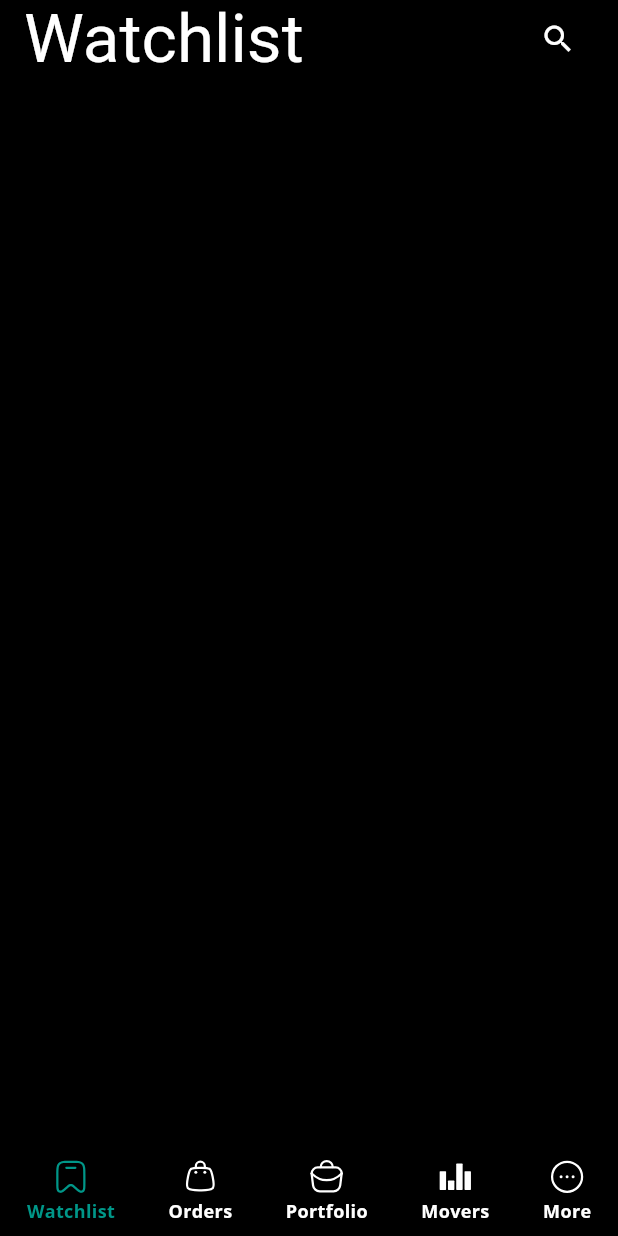
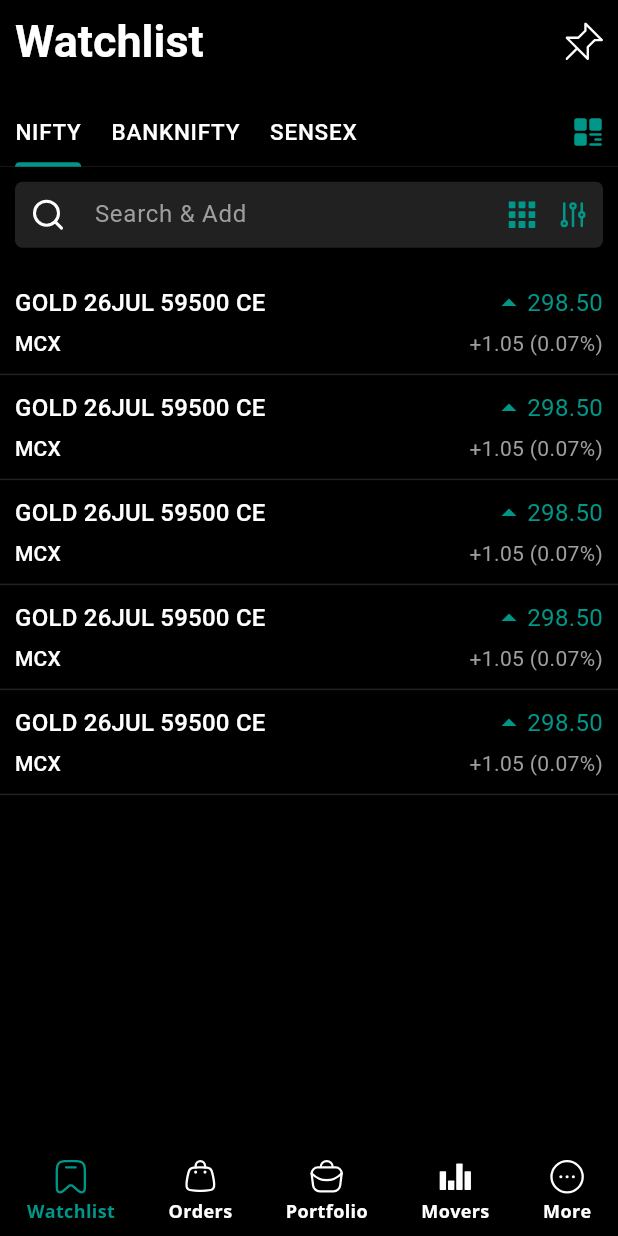
Before and after one commit to Shelvin46/iouring_task, a Flutter app: the screen it shows after launch, on a phone screen of 412 x 824 dp. Run offline on Flutter 3.47's test engine with Material 3 defaults, Android fonts, the phone set to English and light mode, and no system bars; our stand-ins replace awesome_extensions, flutter_svg, google_fonts, page_transition.

Commit message:
completed the Ui

```diff
--- a/lib/core/constants/text_style_constants.dart
+++ b/lib/core/constants/text_style_constants.dart
@@ -6,6 +6,9 @@ class TextStyleConstants {
   // main heading text style
   static const displayLargeTextStyle =
       TextStyle(fontSize: 40, fontWeight: FontWeight.bold);
+  // medium heading text style
+  static const displayMediumTextStyle =
+      TextStyle(fontSize: 30, fontWeight: FontWeight.bold);
   // sub heading text style
   static var displaySmallTextStyle = TextStyle(
     fontSize: 20,
@@ -16,7 +19,7 @@ class TextStyleConstants {
       GoogleFonts.roboto(fontWeight: FontWeight.w600).fontFamily;
   // label small or hint  text style
   static var labelSmallTextStyle = TextStyle(
-    fontSize: 12,
+    fontSize: 15,
     fontFamily: GoogleFonts.roboto(fontWeight: FontWeight.w600).fontFamily,
   );
 }
--- a/lib/features/base_screen/presentation/screens/base_screen.dart
+++ b/lib/features/base_screen/presentation/screens/base_screen.dart
@@ -142,7 +142,7 @@ class CustomSvgPicture extends StatelessWidget {
               Theme.of(context).colorScheme.onPrimary,
               BlendMode.srcIn,
             ),
-      fit: BoxFit.scaleDown,
+      fit: BoxFit.fill,
     );
   }
 }
--- /dev/null
+++ b/lib/features/search/screens/search_screen.dart
@@ -0,0 +1,42 @@
+import 'package:flutter/material.dart';
+import 'package:iouring_task/features/widgets/custom_text_form_field.dart';
+
+///[SearchScreen] is a stateful widget which returns a [Scaffold] widget.
+///It is the screen which contains the search bar.
+class SearchScreen extends StatefulWidget {
+  const SearchScreen({super.key});
+
+  @override
+  State<SearchScreen> createState() => _SearchScreenState();
+}
+
+class _SearchScreenState extends State<SearchScreen> {
+  late FocusNode _focusNode;
+
+  @override
+  void initState() {
+    _focusNode = FocusNode();
+    super.initState();
+  }
+
+  @override
+  void dispose() {
+    _focusNode.dispose();
+    super.dispose();
+  }
+
+  @override
+  Widget build(BuildContext context) {
+    return Scaffold(
+        body: SafeArea(
+      child: Column(
+        children: [
+          CustomTextFormField(
+            focusNode: _focusNode,
+            readOnly: false,
+          ),
+        ],
+      ),
+    ));
+  }
+}
--- a/lib/features/watchlist/presentation/screens/watch_list_screen.dart
+++ b/lib/features/watchlist/presentation/screens/watch_list_screen.dart
@@ -1,7 +1,18 @@
 import 'package:awesome_extensions/awesome_extensions.dart';
 import 'package:flutter/material.dart';
-import 'package:flutter/widgets.dart';
+import 'package:iouring_task/core/constants/color_constants.dart';
+import 'package:iouring_task/features/base_screen/presentation/screens/base_screen.dart';
+import 'package:iouring_task/features/search/screens/search_screen.dart';
+import 'package:iouring_task/features/watchlist/presentation/screens/widgets/watch_list_item_widget.dart';
+import 'package:iouring_task/features/watchlist/presentation/screens/widgets/watch_list_screen_title.dart';
+import 'package:iouring_task/features/widgets/custom_text_form_field.dart';
 
+///[WatchListScreen] is a stateful widget which returns a [Scaffold] widget.
+///It is the screen which contains the watchlist of the user.
+///It contains a search bar and a list of watchlist items.
+///It also contains a tab bar to switch between different watchlists.
+///It also contains a button to navigate to the search screen.
+///
 class WatchListScreen extends StatefulWidget {
   const WatchListScreen({super.key});
 
@@ -9,29 +20,117 @@ class WatchListScreen extends StatefulWidget {
   State<WatchListScreen> createState() => _WatchListScreenState();
 }
 
-class _WatchListScreenState extends State<WatchListScreen> {
+class _WatchListScreenState extends State<WatchListScreen>
+    with SingleTickerProviderStateMixin {
+  late TabController _tabController;
+  late FocusNode _focusNode;
+
+  @override
+  void initState() {
+    _tabController = TabController(length: 3, vsync: this);
+    _focusNode = FocusNode();
+    super.initState();
+  }
+
+  @override
+  void dispose() {
+    _tabController.dispose();
+    _focusNode.dispose();
+    super.dispose();
+  }
+
   @override
   Widget build(BuildContext context) {
     return Scaffold(
         body: SafeArea(
       child: Column(
         children: [
-          Container(
-              child: Row(
-            mainAxisAlignment: MainAxisAlignment.spaceBetween,
+          const WatchListScreenTitle(),
+          10.heightBox,
+          Stack(
+            alignment: Alignment.center,
             children: [
-              Text(
-                "Watchlist",
-                style: context.textTheme.displayMedium,
+              ///[TabBar] is a widget which contains tabs.
+              ///It is used to switch between different tabs.
+              Align(
+                alignment: Alignment.centerLeft,
+                child: TabBar(
+                  labelStyle: Theme.of(context).textTheme.labelSmall,
+                  controller: _tabController,
+                  dividerColor: Colors.grey[500],
+                  tabAlignment: TabAlignment.start,
+                  labelPadding: const EdgeInsets.only(right: 10, left: 10),
+                  isScrollable: true,
+                  dividerHeight: 0.1,
+                  indicatorWeight: 0.1,
+                  tabs: const [
+                    Tab(
+                      text: "NIFTY",
+                    ),
+                    Tab(
+                      text: "BANKNIFTY",
+                    ),
+                    Tab(
+                      text: "SENSEX",
+                    ),
+                  ],
+                ),
               ),
-              IconButton(
-                onPressed: () {},
-                icon: const Icon(Icons.search),
-              )
+              const Align(
+                alignment: Alignment.centerRight,
+                child: CustomSvgPicture(
+                  imagePath:
+                      "assets/features/watch_list_screen/more-app-svgrepo-com (1).svg",
+                  width: 20,
+                  height: 20,
+                  color: ColorConstants.primaryTealColor,
+                ),
+              ).paddingOnly(right: 10),
             ],
-          ))
+          ),
+
+          ///[TabBarView] is a widget which contains the views of the tabs.
+          Expanded(
+            child: TabBarView(
+              controller: _tabController,
+              children: [
+                Column(
+                  children: [
+                    10.heightBox,
+                    // [CustomTextFormField] is a custom widget which contains a text field.
+                    // When the user taps on the text field, it navigates to the search screen.
+                    GestureDetector(
+                        onTap: () {
+                          _focusNode.requestFocus();
+                          Navigator.push(
+                              context,
+                              MaterialPageRoute(
+                                  builder: (context) => const SearchScreen()));
+                        },
+                        child: CustomTextFormField(focusNode: _focusNode)),
+                    15.heightBox,
+
+                    ///[ListView.builder] is a widget which contains a list of items.
+                    ListView.builder(
+                      itemCount: 5,
+                      shrinkWrap: true,
+                      itemBuilder: (context, index) {
+                        return const WatchListItemWidgets();
+                      },
+                    ),
+                  ],
+                ),
+                const Center(
+                  child: Text("Crypto"),
+                ),
+                const Center(
+                  child: Text("Commodities"),
+                ),
+              ],
+            ),
+          )
         ],
-      ).paddingSymmetric(horizontal: 16),
+      ),
     ));
   }
 }
--- /dev/null
+++ b/lib/features/watchlist/presentation/screens/widgets/watch_list_item_widget.dart
@@ -0,0 +1,83 @@
+import 'package:awesome_extensions/awesome_extensions.dart';
+import 'package:flutter/material.dart';
+import 'package:iouring_task/core/constants/color_constants.dart';
+
+///[WatchListItemWidgets] is a stateless widget which returns a [Column] widget.
+///It is a custom widget which contains the watchlist item details.
+class WatchListItemWidgets extends StatelessWidget {
+  const WatchListItemWidgets({
+    super.key,
+  });
+
+  @override
+  Widget build(BuildContext context) {
+    return Column(
+      children: [
+        Container(
+          margin: const EdgeInsets.symmetric(horizontal: 10, vertical: 10),
+          child: Column(
+            crossAxisAlignment: CrossAxisAlignment.start,
+            children: [
+              Row(
+                crossAxisAlignment: CrossAxisAlignment.end,
+                children: [
+                  Expanded(
+                    flex: 3,
+                    child: Text(
+                      "GOLD 26JUL 59500 CE",
+                      maxLines: 1,
+                      overflow: TextOverflow.ellipsis,
+                      style: Theme.of(context).textTheme.titleMedium,
+                    ),
+                  ),
+                  const Spacer(),
+                  const Row(
+                    children: [
+                      Icon(
+                        Icons.arrow_drop_up,
+                        color: ColorConstants.primaryTealColor,
+                      ),
+                      Text(
+                        "298.50",
+                        style: TextStyle(
+                          color: ColorConstants.primaryTealColor,
+                          fontSize: 16,
+                        ),
+                      ),
+                    ],
+                  ),
+                ],
+              ),
+              5.heightBox,
+              Row(
+                crossAxisAlignment: CrossAxisAlignment.end,
+                children: [
+                  Expanded(
+                    flex: 3,
+                    child: Text(
+                      "MCX",
+                      style: Theme.of(context).textTheme.labelLarge,
+                    ),
+                  ),
+                  const Spacer(),
+                  Text(
+                    "+1.05 (0.07%)",
+                    style: TextStyle(
+                      color: Colors.grey[500],
+                      fontSize: 14,
+                    ),
+                  ),
+                ],
+              ),
+            ],
+          ),
+        ),
+        // custom divider
+        Container(
+          height: 1,
+          color: Colors.grey[900],
+        )
+      ],
+    );
+  }
+}
--- /dev/null
+++ b/lib/features/watchlist/presentation/screens/widgets/watch_list_screen_title.dart
@@ -0,0 +1,32 @@
+import 'package:awesome_extensions/awesome_extensions.dart';
+import 'package:flutter/material.dart';
+import 'package:iouring_task/features/base_screen/presentation/screens/base_screen.dart';
+
+///[WatchListScreenTitle] is a stateless widget which returns a [Container] widget.
+///It is a custom title widget which contains the title of the screen and a pin icon.
+class WatchListScreenTitle extends StatelessWidget {
+  const WatchListScreenTitle({
+    super.key,
+  });
+
+  @override
+  Widget build(BuildContext context) {
+    return Container(
+        margin: const EdgeInsets.symmetric(horizontal: 10, vertical: 10),
+        child: Row(
+          mainAxisAlignment: MainAxisAlignment.spaceBetween,
+          children: [
+            Text(
+              "Watchlist",
+              style: context.textTheme.displayMedium,
+            ),
+            const CustomSvgPicture(
+              imagePath:
+                  "assets/features/watch_list_screen/pin-svgrepo-com.svg",
+              width: 25,
+              height: 25,
+            )
+          ],
+        ));
+  }
+}
--- /dev/null
+++ b/lib/features/widgets/custom_text_form_field.dart
@@ -0,0 +1,84 @@
+import 'dart:io';
+
+import 'package:awesome_extensions/awesome_extensions.dart';
+import 'package:flutter/material.dart';
+import 'package:iouring_task/core/constants/color_constants.dart';
+import 'package:iouring_task/features/base_screen/presentation/screens/base_screen.dart';
+
+///[CustomTextFormField] is a stateless widget which returns a [Container] widget.
+///It is a custom text form field which contains a search icon, a text form field and two icons.
+///It is used to search and add items.
+class CustomTextFormField extends StatelessWidget {
+  const CustomTextFormField({
+    super.key,
+    required FocusNode focusNode,
+    this.readOnly = true,
+  }) : _focusNode = focusNode;
+
+  final FocusNode _focusNode;
+  final bool readOnly;
+
+  @override
+  Widget build(BuildContext context) {
+    return Container(
+      margin: const EdgeInsets.symmetric(horizontal: 10),
+      padding: const EdgeInsets.symmetric(
+        horizontal: 10,
+        vertical: 10,
+      ),
+      decoration: BoxDecoration(
+        color: Colors.grey[900],
+        borderRadius: BorderRadius.circular(5),
+      ),
+      child: Row(
+        children: [
+          const CustomSvgPicture(
+              imagePath:
+                  "assets/features/watch_list_screen/search-alt-svgrepo-com.svg",
+              height: 24,
+              width: 24),
+          15.widthBox,
+          Expanded(
+            child: TextFormField(
+              onTapOutside: (event) {
+                if (Platform.isIOS) {
+                  _focusNode.unfocus();
+                }
+              },
+              readOnly: readOnly,
+              autofocus: true,
+              focusNode: _focusNode,
+              textAlignVertical: TextAlignVertical.center,
+              decoration: InputDecoration(
+                filled: true,
+                isCollapsed: true,
+                fillColor: Colors.grey[900],
+                border: OutlineInputBorder(
+                  borderRadius: BorderRadius.circular(5),
+                  borderSide: BorderSide.none,
+                ),
+                hintText: "Search & Add",
+                hintStyle: TextStyle(color: Colors.grey[500], fontSize: 16),
+              ),
+            ),
+          ),
+          const CustomSvgPicture(
+            imagePath:
+                "assets/features/watch_list_screen/nine-squares-svgrepo-com.svg",
+            height: 18,
+            width: 18,
+            color: ColorConstants.primaryTealColor,
+          ),
+          15.widthBox,
+          const CustomSvgPicture(
+            imagePath:
+                "assets/features/watch_list_screen/filter-alt-svgrepo-com.svg",
+            height: 20,
+            width: 20,
+            color: ColorConstants.primaryTealColor,
+          ),
+        ],
+      ),
+    );
+  }
+}
--- a/lib/theme_config.dart
+++ b/lib/theme_config.dart
@@ -53,7 +53,7 @@ class MyApp extends StatelessWidget {
 
   TextTheme textTheme = TextTheme(
     displayLarge: TextStyleConstants.displayLargeTextStyle,
-    displaySmall: TextStyleConstants.displaySmallTextStyle,
+    displayMedium: TextStyleConstants.displayMediumTextStyle,
     labelSmall: TextStyleConstants.labelSmallTextStyle,
   );
 
```
Also changed, not shown: assets/features/watch_list_screen/filter-alt-svgrepo-com.svg (added), assets/features/watch_list_screen/more-app-svgrepo-com (1).svg (added), assets/features/watch_list_screen/nine-squares-svgrepo-com.svg (added), assets/features/watch_list_screen/search-alt-svgrepo-com.svg (added), 1 other file.
